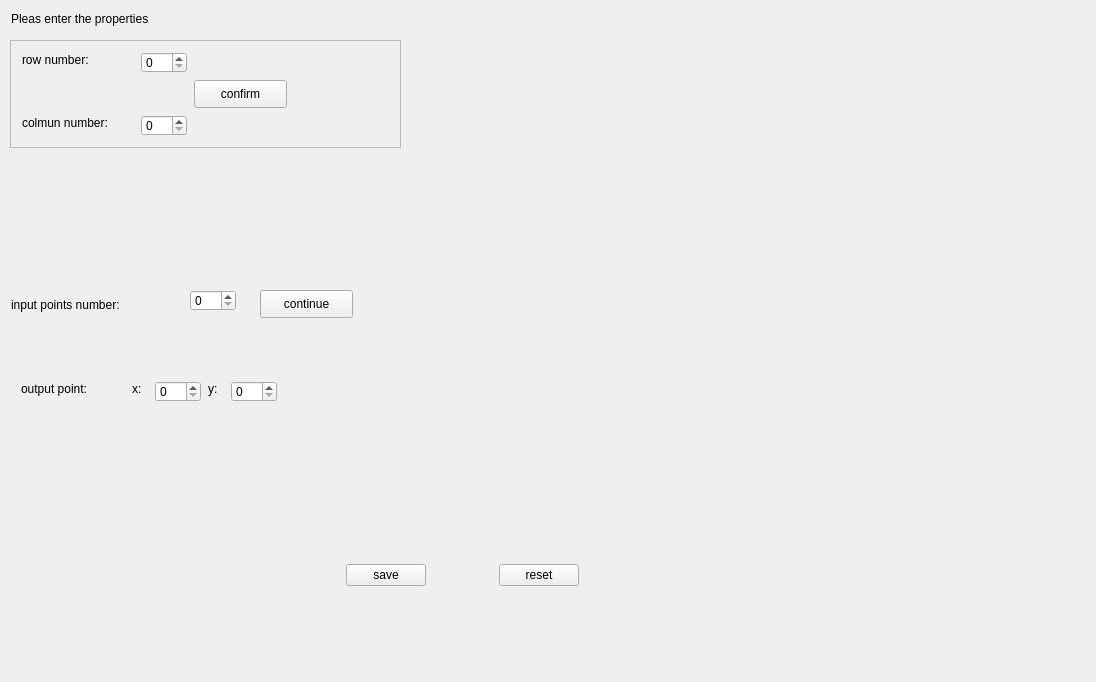
Qt form BigProject/settingwidget.ui (HaoyunHong/Analog-interface-of-digital-microfluidic-biochip) before a commit.
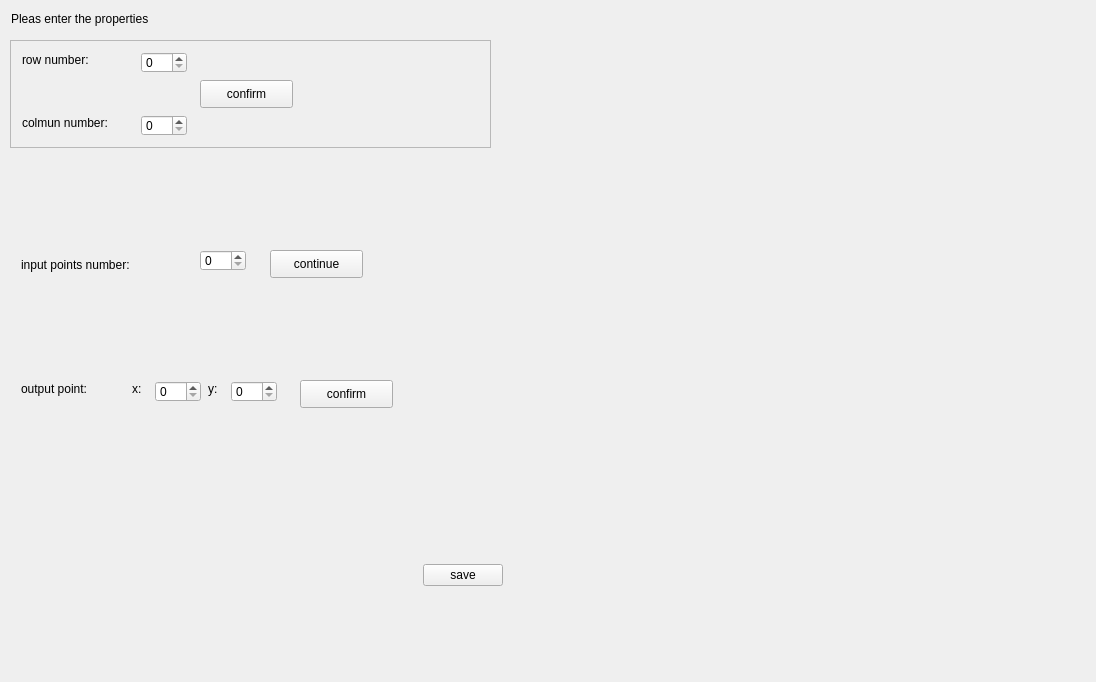
The same form after that commit. Icons and pictures are not drawn.

What changed in the file:
```diff
--- a/BigProject/settingwidget.ui
+++ b/BigProject/settingwidget.ui
@@ -31,7 +31,7 @@
     <rect>
      <x>10</x>
      <y>40</y>
-     <width>391</width>
+     <width>481</width>
      <height>108</height>
     </rect>
    </property>
@@ -93,7 +93,7 @@
    <widget class="QPushButton" name="confirmButton">
     <property name="geometry">
      <rect>
-      <x>184</x>
+      <x>190</x>
       <y>40</y>
       <width>93</width>
       <height>28</height>
@@ -106,7 +106,7 @@
    <widget class="QLabel" name="rcCheckLabel">
     <property name="geometry">
      <rect>
-      <x>310</x>
+      <x>290</x>
       <y>40</y>
       <width>51</width>
       <height>31</height>
@@ -137,9 +137,9 @@
   <widget class="QWidget" name="widget_2" native="true">
    <property name="geometry">
     <rect>
-     <x>0</x>
-     <y>280</y>
-     <width>431</width>
+     <x>10</x>
+     <y>240</y>
+     <width>561</width>
      <height>50</height>
     </rect>
    </property>
@@ -204,7 +204,7 @@
     <rect>
      <x>10</x>
      <y>370</y>
-     <width>361</width>
+     <width>521</width>
      <height>43</height>
     </rect>
    </property>
@@ -270,7 +270,7 @@
    <widget class="QLabel" name="outputCheckLabel">
     <property name="geometry">
      <rect>
-      <x>290</x>
+      <x>400</x>
       <y>10</y>
       <width>51</width>
       <height>31</height>
@@ -286,6 +286,19 @@
      <bool>true</bool>
     </property>
    </widget>
+   <widget class="QPushButton" name="confirmButton_2">
+    <property name="geometry">
+     <rect>
+      <x>290</x>
+      <y>10</y>
+      <width>93</width>
+      <height>28</height>
+     </rect>
+    </property>
+    <property name="text">
+     <string>confirm</string>
+    </property>
+   </widget>
   </widget>
   <widget class="QWidget" name="widget_4" native="true">
    <property name="geometry">
@@ -304,7 +317,7 @@
       </property>
       <property name="sizeHint" stdset="0">
        <size>
-        <width>40</width>
+        <width>115</width>
         <height>20</height>
        </size>
       </property>
@@ -324,27 +337,7 @@
       </property>
       <property name="sizeHint" stdset="0">
        <size>
-        <width>40</width>
-        <height>20</height>
-       </size>
-      </property>
-     </spacer>
-    </item>
-    <item>
-     <widget class="QPushButton" name="resetButton">
-      <property name="text">
-       <string>reset</string>
-      </property>
-     </widget>
-    </item>
-    <item>
-     <spacer name="horizontalSpacer_3">
-      <property name="orientation">
-       <enum>Qt::Horizontal</enum>
-      </property>
-      <property name="sizeHint" stdset="0">
-       <size>
-        <width>40</width>
+        <width>115</width>
         <height>20</height>
        </size>
       </property>
```
